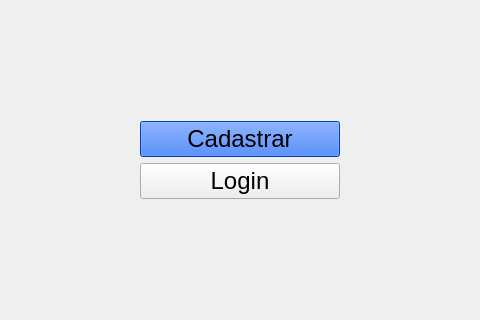
Old version of the form App/Desenvolvimento/TelaInicial.ui in the repository wesleyrodrigues/TCC; both pictures show x 164 to 644 and y 140 to 460 of the 808 by 600 pixel window.
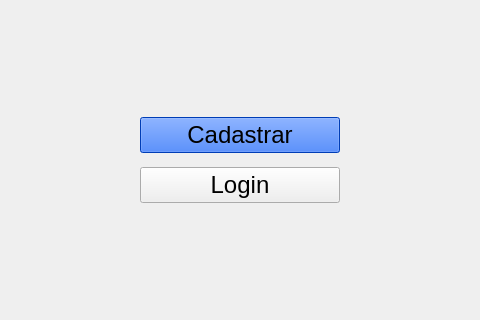
New version of the form.

The edit to the form file:
```diff
--- a/App/Desenvolvimento/TelaInicial.ui
+++ b/App/Desenvolvimento/TelaInicial.ui
@@ -488,6 +488,22 @@
             </property>
            </widget>
           </item>
+          <item>
+           <spacer name="verticalSpacer_3">
+            <property name="orientation">
+             <enum>Qt::Vertical</enum>
+            </property>
+            <property name="sizeType">
+             <enum>QSizePolicy::Fixed</enum>
+            </property>
+            <property name="sizeHint" stdset="0">
+             <size>
+              <width>2</width>
+              <height>8</height>
+             </size>
+            </property>
+           </spacer>
+          </item>
           <item>
            <widget class="QPushButton" name="btnLogin">
             <property name="minimumSize">
```
